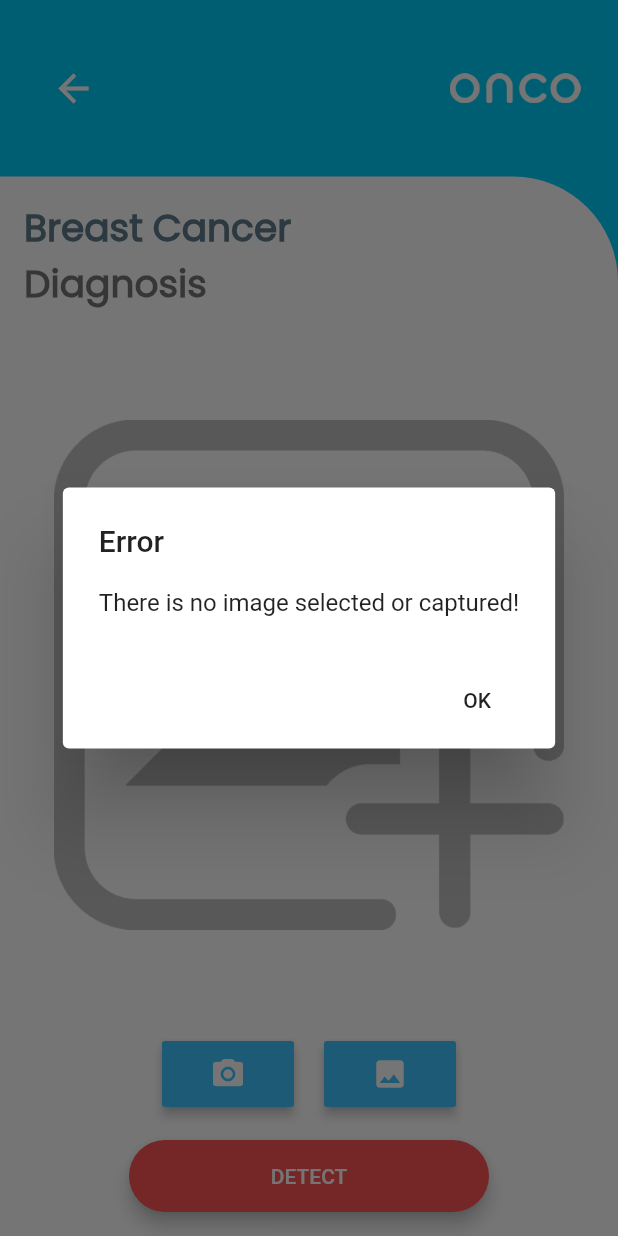
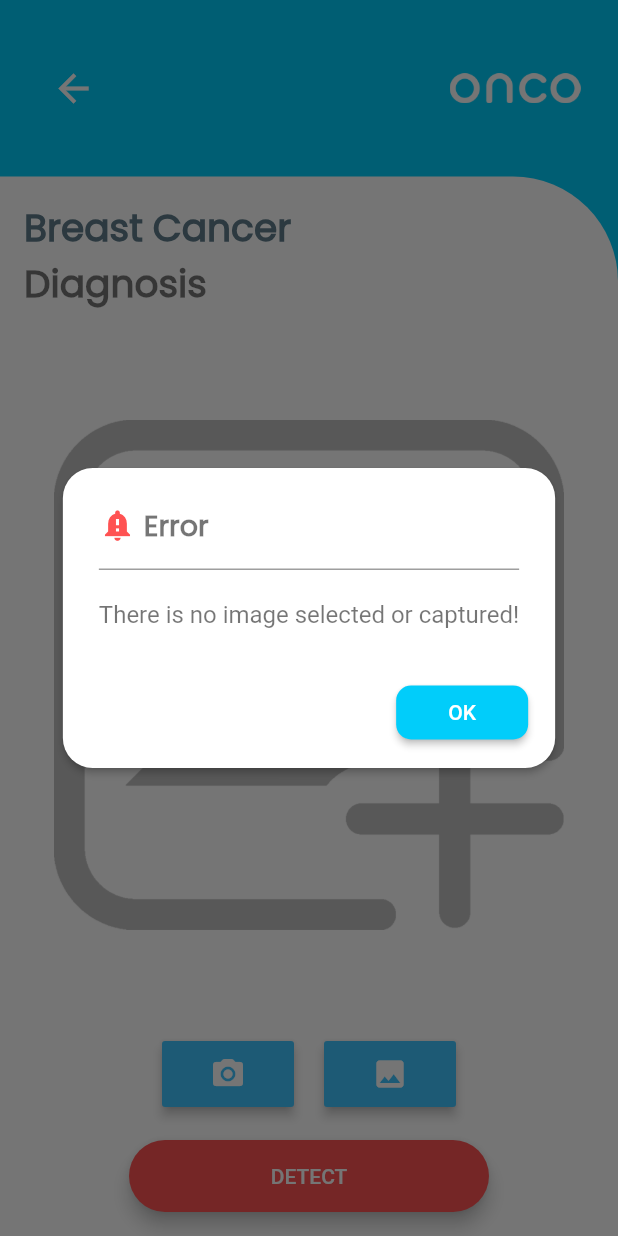
Before and after one commit to Ammar-Raneez/ONCO, a Flutter app: the BreastCancerDiagnosis screen opened by its route, after a tap on "DETECT", on a phone screen of 412 x 824 dp. Run offline on Flutter 3.47's test engine with Material 2 defaults, Android fonts, the light colour scheme and no system bars; our stand-ins replace cloud_firestore, curved_navigation_bar, dio, firebase_auth, firebase_core, image_picker and 1 more; accounts and stored records are empty.

Commit message:
Created a customized alert widget

```diff
--- a/ui/lib/components/AlertWidget.dart
+++ b/ui/lib/components/AlertWidget.dart
@@ -1,8 +1,8 @@
+import 'package:flutter/cupertino.dart';
 import 'package:flutter/material.dart';
 import 'package:ui/screens/current_screen.dart';
 
 class AlertWidget extends StatelessWidget {
-
   // Variables
   final String title;
   final String message;
@@ -14,11 +14,58 @@ class AlertWidget extends StatelessWidget {
   @override
   Widget build(BuildContext context) {
     return AlertDialog(
-      title: Text(title),
-      content: Text(message),
-      elevation: 24.0,
+      shape: new RoundedRectangleBorder(
+        borderRadius: new BorderRadius.circular(20.0),
+      ),
+      title: Container(
+        decoration: BoxDecoration(
+          border: Border(
+            bottom: BorderSide(width: 1.0, color: Colors.grey),
+          ),
+        ),
+        child: Column(
+          children: [
+            Row(
+              crossAxisAlignment: CrossAxisAlignment.center,
+              children: [
+                Icon(
+                  Icons.notification_important,
+                  color: Colors.redAccent,
+                  size: 25,
+                ),
+                SizedBox(
+                  width: 5,
+                ),
+                Text(
+                  title,
+                  style: TextStyle(
+                      color: Colors.black54,
+                      fontFamily: 'Poppins-Regular',
+                      fontSize: 19,
+                      fontWeight: FontWeight.w900),
+                ),
+              ],
+            ),
+            SizedBox(
+              height: 15,
+            )
+          ],
+        ),
+      ),
+      content: Text(
+        message,
+        style: TextStyle(color: Colors.black54),
+      ),
+      elevation: 2.0,
       actions: [
-        MaterialButton(
+        Container(
+          margin: const EdgeInsets.only(right: 10.0, bottom: 5.0),
+          child: MaterialButton(
+            padding: EdgeInsets.symmetric(vertical: 10, horizontal: 30),
+            color: Color(0xff01CDFA),
+            shape: new RoundedRectangleBorder(
+              borderRadius: new BorderRadius.circular(10.0),
+            ),
             onPressed: () {
               if (status == 200) {
                 Navigator.pop(context);
@@ -27,8 +74,11 @@ class AlertWidget extends StatelessWidget {
                 Navigator.pop(context);
               }
             },
-          elevation: 5.0,
-          child: Text("OK"),
+            child: Text(
+              "OK",
+              style: TextStyle(color: Colors.white),
+            ),
+          ),
         ),
       ],
     );
--- a/ui/lib/screens/diagnosis/breastDiagnosis_screen.dart
+++ b/ui/lib/screens/diagnosis/breastDiagnosis_screen.dart
@@ -95,7 +95,7 @@ class _BreastCancerDiagnosisState extends State<BreastCancerDiagnosis> {
         if (response != null) {
           // Displaying the alert dialog
           createAlertDialog(
-              context, "Diagnosis Result", response.toString(), 201);
+              context, "Diagnosis", response.toString(), 201);
         } else {
           // Displaying the alert dialog
           createAlertDialog(
--- a/ui/lib/screens/diagnosis/lungDiagnosis_screen.dart
+++ b/ui/lib/screens/diagnosis/lungDiagnosis_screen.dart
@@ -95,7 +95,7 @@ class _LungCancerDiagnosisState extends State<LungCancerDiagnosis> {
         if (response != null) {
           // Displaying the alert dialog
           createAlertDialog(
-              context, "Diagnosis Result", response.toString(), 201);
+              context, "Diagnosis", response.toString(), 201);
         } else {
           // Displaying the alert dialog
           createAlertDialog(
--- a/ui/lib/screens/diagnosis/skinDiagnosis_screen.dart
+++ b/ui/lib/screens/diagnosis/skinDiagnosis_screen.dart
@@ -95,7 +95,7 @@ class _SkinCancerDiagnosisState extends State<SkinCancerDiagnosis> {
         if (response != null) {
           // Displaying the alert dialog
           createAlertDialog(
-              context, "Diagnosis Result", response.toString(), 201);
+              context, "Diagnosis", response.toString(), 201);
         } else {
           // Displaying the alert dialog
           createAlertDialog(
```
Lines whose indentation alone changed are shown as unchanged.
